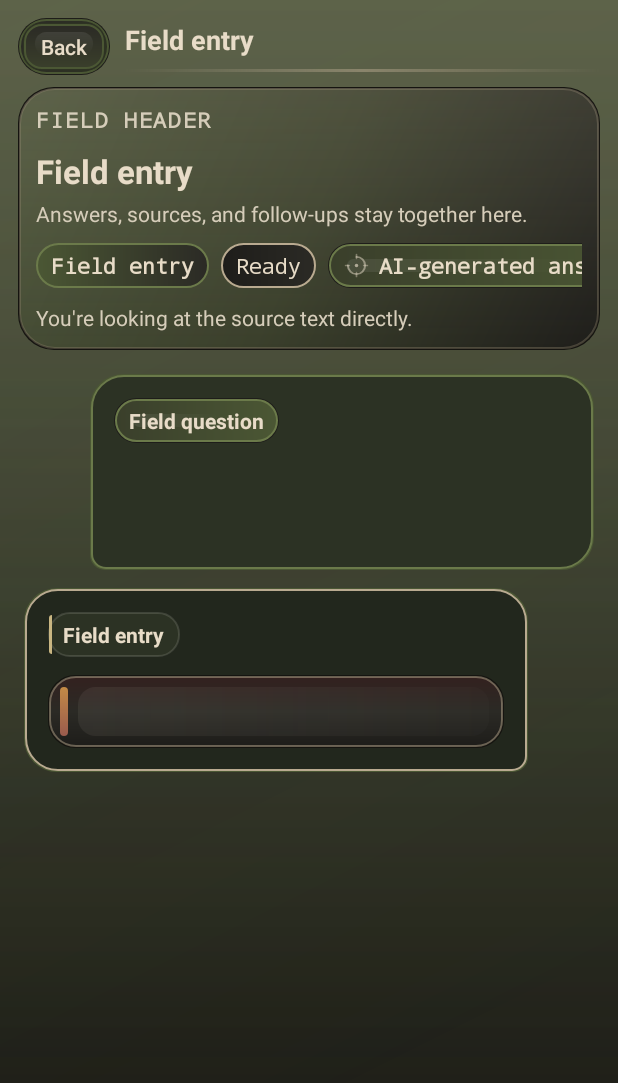
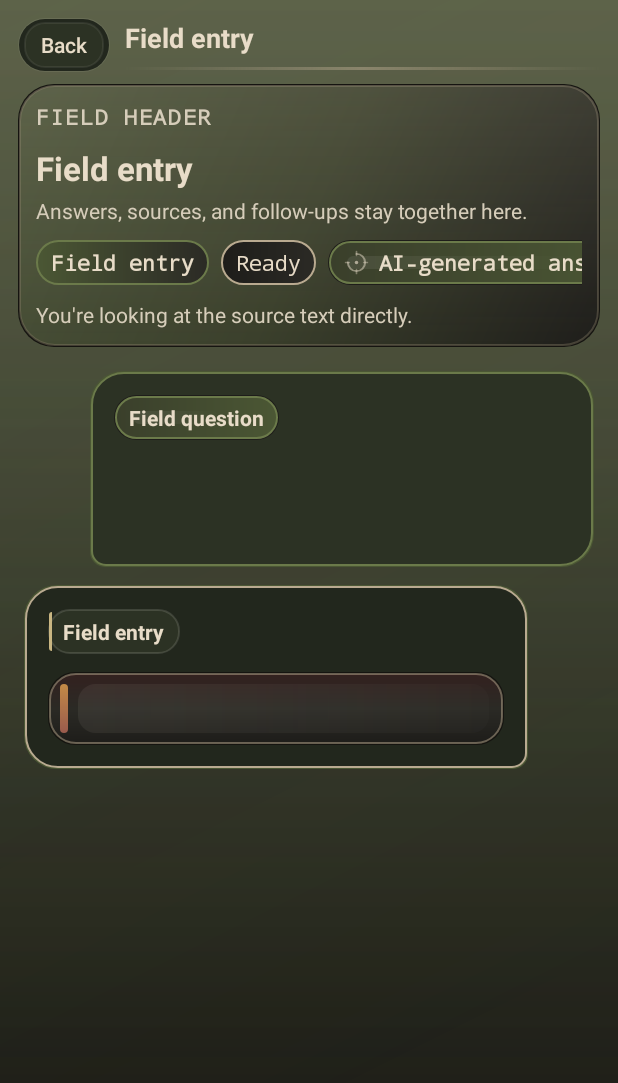
Before and after one commit to YotsuBotfds/senku-app, an Android app built with Jetpack Compose: the layout activity_detail.xml on its own in the app's theme, with its tools: preview values and no code run, on a phone screen of 412 x 824 dp. Shown: the top 1083 px of the screen. Run offline under Robolectric (Android 15) with nearby library versions, the phone set to English and light mode, and no system bars; network calls fail; Roboto replaces fonts that are not available here.

Commit message:
flatten detail identity strip chrome

```diff
--- a/android-app/app/src/main/res/drawable/bg_detail_topbar_chip.xml
+++ b/android-app/app/src/main/res/drawable/bg_detail_topbar_chip.xml
@@ -2,8 +2,8 @@
 <layer-list xmlns:android="http://schemas.android.com/apk/res/android">
     <item>
         <shape android:shape="rectangle">
-            <solid android:color="@color/senku_bg_olive_deep" />
-            <corners android:radius="12dp" />
+            <solid android:color="@android:color/transparent" />
+            <corners android:radius="14dp" />
         </shape>
     </item>
 
@@ -13,28 +13,11 @@
         android:right="1dp"
         android:bottom="1dp">
         <shape android:shape="rectangle">
-            <gradient
-                android:angle="270"
-                android:endColor="@color/senku_bg_olive"
-                android:startColor="@color/senku_bg_surface" />
-            <corners android:radius="11dp" />
+            <solid android:color="@color/senku_rev03_bg_2" />
+            <corners android:radius="13dp" />
             <stroke
                 android:width="1dp"
-                android:color="@color/senku_accent_olive_dark" />
-        </shape>
-    </item>
-
-    <item
-        android:left="8dp"
-        android:top="6dp"
-        android:right="8dp"
-        android:bottom="10dp">
-        <shape android:shape="rectangle">
-            <gradient
-                android:angle="270"
-                android:endColor="#00FFFFFF"
-                android:startColor="#16FFFFFF" />
-            <corners android:radius="8dp" />
+                android:color="@color/senku_rev03_hairline" />
         </shape>
     </item>
 </layer-list>
--- a/android-app/app/src/main/res/drawable/bg_detail_topbar_divider.xml
+++ b/android-app/app/src/main/res/drawable/bg_detail_topbar_divider.xml
@@ -4,12 +4,8 @@
         <shape android:shape="rectangle">
             <size
                 android:width="1dp"
-                android:height="22dp" />
-            <gradient
-                android:angle="270"
-                android:endColor="#00FFFFFF"
-                android:centerColor="@color/senku_accent_olive_dark"
-                android:startColor="#00FFFFFF" />
+                android:height="16dp" />
+            <solid android:color="@color/senku_rev03_hairline_strong" />
         </shape>
     </item>
 </layer-list>
--- a/android-app/app/src/main/res/drawable/bg_detail_topbar_group.xml
+++ b/android-app/app/src/main/res/drawable/bg_detail_topbar_group.xml
@@ -2,8 +2,8 @@
 <layer-list xmlns:android="http://schemas.android.com/apk/res/android">
     <item>
         <shape android:shape="rectangle">
-            <solid android:color="@color/senku_bg_primary" />
-            <corners android:radius="20dp" />
+            <solid android:color="@color/senku_rev03_hairline" />
+            <corners android:radius="18dp" />
         </shape>
     </item>
 
@@ -13,28 +13,8 @@
         android:right="1dp"
         android:bottom="1dp">
         <shape android:shape="rectangle">
-            <gradient
-                android:angle="315"
-                android:endColor="@color/senku_bg_olive_deep"
-                android:startColor="@color/senku_bg_surface" />
-            <corners android:radius="19dp" />
-            <stroke
-                android:width="1dp"
-                android:color="@color/senku_accent_olive_dark" />
-        </shape>
-    </item>
-
-    <item
-        android:left="4dp"
-        android:top="4dp"
-        android:right="4dp"
-        android:bottom="12dp">
-        <shape android:shape="rectangle">
-            <gradient
-                android:angle="270"
-                android:endColor="#00FFFFFF"
-                android:startColor="#12FFFFFF" />
-            <corners android:radius="14dp" />
+            <solid android:color="@color/senku_rev03_bg_1" />
+            <corners android:radius="17dp" />
         </shape>
     </item>
 </layer-list>
--- a/android-app/app/src/main/res/layout-land/activity_detail.xml
+++ b/android-app/app/src/main/res/layout-land/activity_detail.xml
@@ -19,28 +19,32 @@
 
         <LinearLayout
             android:layout_width="wrap_content"
-            android:layout_height="wrap_content"
+            android:layout_height="@dimen/senku_rev03_identity_strip_height"
             android:background="@drawable/bg_detail_topbar_group"
             android:baselineAligned="false"
             android:divider="@drawable/bg_detail_topbar_divider"
-            android:dividerPadding="2dp"
+            android:dividerPadding="7dp"
             android:gravity="center_vertical"
             android:orientation="horizontal"
-            android:padding="3dp"
+            android:paddingStart="3dp"
+            android:paddingTop="2dp"
+            android:paddingEnd="3dp"
+            android:paddingBottom="2dp"
             android:showDividers="middle">
 
             <Button
                 android:id="@+id/detail_back_button"
                 android:contentDescription="@string/detail_back_content_description"
                 android:layout_width="wrap_content"
-                android:layout_height="wrap_content"
+                android:layout_height="match_parent"
                 android:background="@drawable/bg_detail_topbar_chip"
+                android:gravity="center"
                 android:minHeight="0dp"
                 android:minWidth="0dp"
                 android:paddingStart="10dp"
-                android:paddingTop="5dp"
+                android:paddingTop="0dp"
                 android:paddingEnd="10dp"
-                android:paddingBottom="5dp"
+                android:paddingBottom="0dp"
                 android:text="@string/detail_back"
                 android:textAllCaps="false"
                 android:textColor="@color/senku_text_light" />
@@ -48,15 +52,16 @@
             <Button
                 android:id="@+id/detail_home_button"
                 android:layout_width="wrap_content"
-                android:layout_height="wrap_content"
+                android:layout_height="match_parent"
                 android:background="@drawable/bg_detail_topbar_chip"
                 android:contentDescription="@string/detail_home_content_description"
+                android:gravity="center"
                 android:minHeight="0dp"
                 android:minWidth="0dp"
                 android:paddingStart="8dp"
-                android:paddingTop="5dp"
+                android:paddingTop="0dp"
                 android:paddingEnd="8dp"
-                android:paddingBottom="5dp"
+                android:paddingBottom="0dp"
                 android:text="@string/home_button"
                 android:textAllCaps="false"
                 android:textColor="@color/senku_text_light"
@@ -65,15 +70,16 @@
             <Button
                 android:id="@+id/detail_pin_button"
                 android:layout_width="wrap_content"
-                android:layout_height="wrap_content"
+                android:layout_height="match_parent"
                 android:background="@drawable/bg_detail_topbar_chip"
                 android:contentDescription="@string/detail_pin_content_description_default"
+                android:gravity="center"
                 android:minHeight="0dp"
                 android:minWidth="0dp"
                 android:paddingStart="10dp"
-                android:paddingTop="5dp"
+                android:paddingTop="0dp"
                 android:paddingEnd="10dp"
-                android:paddingBottom="5dp"
+                android:paddingBottom="0dp"
                 android:text="@string/detail_pin"
                 android:textAllCaps="false"
                 android:textColor="@color/senku_text_light"
@@ -82,15 +88,16 @@
             <Button
                 android:id="@+id/detail_share_button"
                 android:layout_width="wrap_content"
-                android:layout_height="wrap_content"
+                android:layout_height="match_parent"
                 android:background="@drawable/bg_detail_topbar_chip"
                 android:contentDescription="@string/detail_share_content_description"
+                android:gravity="center"
                 android:minHeight="0dp"
                 android:minWidth="0dp"
                 android:paddingStart="10dp"
-                android:paddingTop="5dp"
+                android:paddingTop="0dp"
                 android:paddingEnd="10dp"
-                android:paddingBottom="5dp"
+                android:paddingBottom="0dp"
                 android:text="@string/detail_share"
                 android:textAllCaps="false"
                 android:textColor="@color/senku_text_light"
--- a/android-app/app/src/main/res/layout/activity_detail.xml
+++ b/android-app/app/src/main/res/layout/activity_detail.xml
@@ -19,28 +19,32 @@
 
         <LinearLayout
             android:layout_width="wrap_content"
-            android:layout_height="wrap_content"
+            android:layout_height="@dimen/senku_rev03_identity_strip_height"
             android:background="@drawable/bg_detail_topbar_group"
             android:baselineAligned="false"
             android:divider="@drawable/bg_detail_topbar_divider"
-            android:dividerPadding="2dp"
+            android:dividerPadding="7dp"
             android:gravity="center_vertical"
             android:orientation="horizontal"
-            android:padding="3dp"
+            android:paddingStart="3dp"
+            android:paddingTop="2dp"
+            android:paddingEnd="3dp"
+            android:paddingBottom="2dp"
             android:showDividers="middle">
 
             <Button
                 android:id="@+id/detail_back_button"
                 android:contentDescription="@string/detail_back_content_description"
                 android:layout_width="wrap_content"
-                android:layout_height="wrap_content"
+                android:layout_height="match_parent"
                 android:background="@drawable/bg_detail_topbar_chip"
+                android:gravity="center"
                 android:minHeight="0dp"
                 android:minWidth="0dp"
                 android:paddingStart="12dp"
-                android:paddingTop="6dp"
+                android:paddingTop="0dp"
                 android:paddingEnd="12dp"
-                android:paddingBottom="6dp"
+                android:paddingBottom="0dp"
                 android:text="@string/detail_back"
                 android:textAllCaps="false"
                 android:textColor="@color/senku_text_light" />
@@ -48,15 +52,16 @@
             <Button
                 android:id="@+id/detail_home_button"
                 android:layout_width="wrap_content"
-                android:layout_height="wrap_content"
+                android:layout_height="match_parent"
                 android:background="@drawable/bg_detail_topbar_chip"
                 android:contentDescription="@string/detail_home_content_description"
+                android:gravity="center"
                 android:minHeight="0dp"
                 android:minWidth="0dp"
                 android:paddingStart="8dp"
-                android:paddingTop="6dp"
+                android:paddingTop="0dp"
                 android:paddingEnd="8dp"
-                android:paddingBottom="6dp"
+                android:paddingBottom="0dp"
                 android:text="@string/home_button"
                 android:textAllCaps="false"
                 android:textColor="@color/senku_text_light"
@@ -65,15 +70,16 @@
             <Button
                 android:id="@+id/detail_pin_button"
                 android:layout_width="wrap_content"
-                android:layout_height="wrap_content"
+                android:layout_height="match_parent"
                 android:background="@drawable/bg_detail_topbar_chip"
                 android:contentDescription="@string/detail_pin_content_description_default"
+                android:gravity="center"
                 android:minHeight="0dp"
                 android:minWidth="0dp"
                 android:paddingStart="8dp"
-                android:paddingTop="6dp"
+                android:paddingTop="0dp"
                 android:paddingEnd="8dp"
-                android:paddingBottom="6dp"
+                android:paddingBottom="0dp"
                 android:text="@string/detail_pin"
                 android:textAllCaps="false"
                 android:textColor="@color/senku_text_light"
@@ -82,15 +88,16 @@
             <Button
                 android:id="@+id/detail_share_button"
                 android:layout_width="wrap_content"
-                android:layout_height="wrap_content"
+                android:layout_height="match_parent"
                 android:background="@drawable/bg_detail_topbar_chip"
                 android:contentDescription="@string/detail_share_content_description"
+                android:gravity="center"
                 android:minHeight="0dp"
                 android:minWidth="0dp"
                 android:paddingStart="8dp"
-                android:paddingTop="6dp"
+                android:paddingTop="0dp"
                 android:paddingEnd="8dp"
-                android:paddingBottom="6dp"
+                android:paddingBottom="0dp"
                 android:text="@string/detail_share"
                 android:textAllCaps="false"
                 android:textColor="@color/senku_text_light"
```
